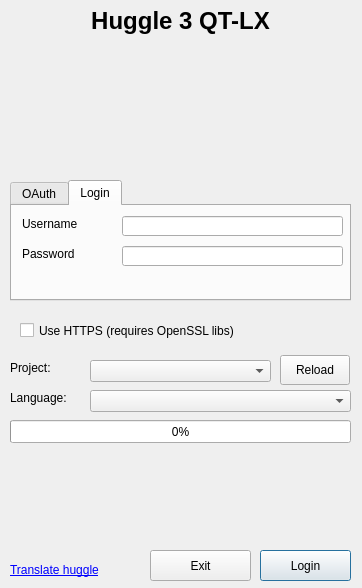
First picture: the form in huggle/login.ui, repository huggle/huggle3-qt-lx, before the edit.
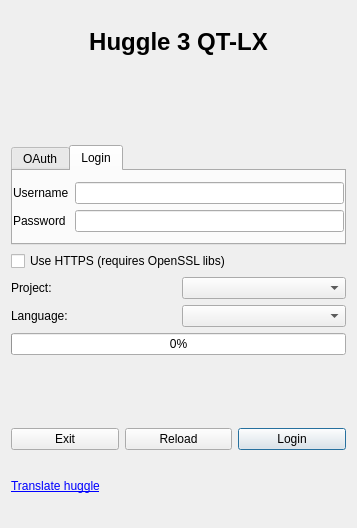
Second picture: the form after the edit. Icons and pictures are not drawn.

Patch:
```diff
--- a/huggle/login.ui
+++ b/huggle/login.ui
@@ -6,26 +6,26 @@
    <rect>
     <x>0</x>
     <y>0</y>
-    <width>362</width>
-    <height>588</height>
+    <width>357</width>
+    <height>528</height>
    </rect>
   </property>
   <property name="sizePolicy">
-   <sizepolicy hsizetype="Fixed" vsizetype="Fixed">
+   <sizepolicy hsizetype="Preferred" vsizetype="Preferred">
     <horstretch>0</horstretch>
     <verstretch>0</verstretch>
    </sizepolicy>
   </property>
   <property name="minimumSize">
    <size>
-    <width>362</width>
-    <height>588</height>
+    <width>300</width>
+    <height>480</height>
    </size>
   </property>
   <property name="maximumSize">
    <size>
-    <width>362</width>
-    <height>588</height>
+    <width>600</width>
+    <height>800</height>
    </size>
   </property>
   <property name="windowTitle">
@@ -35,302 +35,266 @@
    <iconset resource="pictures.qrc">
     <normaloff>:/huggle/pictures/Resources/huggle3_newlogo.ico</normaloff>:/huggle/pictures/Resources/huggle3_newlogo.ico</iconset>
   </property>
-  <widget class="QLabel" name="label">
-   <property name="geometry">
-    <rect>
-     <x>120</x>
-     <y>50</y>
-     <width>121</width>
-     <height>131</height>
-    </rect>
-   </property>
-   <property name="text">
-    <string/>
-   </property>
-   <property name="pixmap">
-    <pixmap resource="pictures.qrc">:/huggle/pictures/Resources/huggle3_newlogo.png</pixmap>
-   </property>
-  </widget>
-  <widget class="QLabel" name="label_5">
-   <property name="geometry">
-    <rect>
-     <x>10</x>
-     <y>390</y>
-     <width>91</width>
-     <height>16</height>
-    </rect>
-   </property>
-   <property name="text">
-    <string notr="true">Language:</string>
-   </property>
-  </widget>
-  <widget class="QProgressBar" name="progressBar">
-   <property name="geometry">
-    <rect>
-     <x>10</x>
-     <y>420</y>
-     <width>341</width>
-     <height>23</height>
-    </rect>
-   </property>
-   <property name="value">
-    <number>0</number>
-   </property>
-  </widget>
-  <widget class="QLabel" name="label_6">
-   <property name="geometry">
-    <rect>
-     <x>10</x>
-     <y>450</y>
-     <width>351</width>
-     <height>91</height>
-    </rect>
-   </property>
-   <property name="text">
-    <string/>
-   </property>
-   <property name="wordWrap">
-    <bool>true</bool>
-   </property>
-   <property name="textInteractionFlags">
-    <set>Qt::LinksAccessibleByMouse|Qt::TextSelectableByKeyboard|Qt::TextSelectableByMouse</set>
-   </property>
-  </widget>
-  <widget class="QPushButton" name="ButtonOK">
-   <property name="geometry">
-    <rect>
-     <x>260</x>
-     <y>550</y>
-     <width>91</width>
-     <height>31</height>
-    </rect>
-   </property>
-   <property name="text">
-    <string notr="true">Login</string>
-   </property>
-   <property name="default">
-    <bool>true</bool>
-   </property>
-  </widget>
-  <widget class="QPushButton" name="ButtonExit">
-   <property name="geometry">
-    <rect>
-     <x>150</x>
-     <y>550</y>
-     <width>101</width>
-     <height>31</height>
-    </rect>
-   </property>
-   <property name="text">
-    <string notr="true">Exit</string>
-   </property>
-  </widget>
-  <widget class="QComboBox" name="Project">
-   <property name="geometry">
-    <rect>
-     <x>90</x>
-     <y>360</y>
-     <width>181</width>
-     <height>22</height>
-    </rect>
-   </property>
-  </widget>
-  <widget class="QComboBox" name="Language">
-   <property name="geometry">
-    <rect>
-     <x>90</x>
-     <y>390</y>
-     <width>261</width>
-     <height>22</height>
-    </rect>
-   </property>
-  </widget>
-  <widget class="QTabWidget" name="tabWidget">
-   <property name="geometry">
-    <rect>
-     <x>10</x>
-     <y>180</y>
-     <width>341</width>
-     <height>121</height>
-    </rect>
-   </property>
-   <property name="currentIndex">
-    <number>1</number>
-   </property>
-   <widget class="QWidget" name="tab">
-    <attribute name="title">
-     <string>OAuth</string>
-    </attribute>
-    <widget class="QLabel" name="label_2">
-     <property name="geometry">
-      <rect>
-       <x>10</x>
-       <y>20</y>
-       <width>91</width>
-       <height>16</height>
-      </rect>
+  <layout class="QVBoxLayout" name="verticalLayout">
+   <item>
+    <widget class="QLabel" name="label_10">
+     <property name="font">
+      <font>
+       <pointsize>18</pointsize>
+       <weight>75</weight>
+       <bold>true</bold>
+      </font>
      </property>
      <property name="text">
-      <string>Username:</string>
+      <string>Huggle 3 QT-LX</string>
      </property>
-    </widget>
-    <widget class="QLineEdit" name="lineEdit_oauth_username">
-     <property name="geometry">
-      <rect>
-       <x>120</x>
-       <y>20</y>
-       <width>201</width>
-       <height>20</height>
-      </rect>
+     <property name="alignment">
+      <set>Qt::AlignCenter</set>
      </property>
     </widget>
-    <widget class="QLabel" name="label_8">
-     <property name="geometry">
-      <rect>
-       <x>10</x>
-       <y>70</y>
-       <width>311</width>
-       <height>16</height>
-      </rect>
-     </property>
+   </item>
+   <item>
+    <widget class="QLabel" name="label">
      <property name="text">
-      <string>This method is not supported in this moment</string>
+      <string/>
      </property>
-    </widget>
-   </widget>
-   <widget class="QWidget" name="tab_2">
-    <attribute name="title">
-     <string>Login</string>
-    </attribute>
-    <widget class="QLineEdit" name="lineEdit_username">
-     <property name="geometry">
-      <rect>
-       <x>110</x>
-       <y>10</y>
-       <width>221</width>
-       <height>20</height>
-      </rect>
+     <property name="pixmap">
+      <pixmap resource="pictures.qrc">:/huggle/pictures/Resources/huggle3_newlogo.png</pixmap>
      </property>
+     <property name="alignment">
+      <set>Qt::AlignCenter</set>
+     </property>
     </widget>
-    <widget class="QLineEdit" name="lineEdit_password">
-     <property name="geometry">
-      <rect>
-       <x>110</x>
-       <y>40</y>
-       <width>221</width>
-       <height>20</height>
-      </rect>
+   </item>
+   <item>
+    <widget class="QTabWidget" name="tabWidget">
+     <property name="sizePolicy">
+      <sizepolicy hsizetype="Preferred" vsizetype="Preferred">
+       <horstretch>0</horstretch>
+       <verstretch>0</verstretch>
+      </sizepolicy>
      </property>
-     <property name="echoMode">
-      <enum>QLineEdit::Password</enum>
+     <property name="minimumSize">
+      <size>
+       <width>0</width>
+       <height>100</height>
+      </size>
      </property>
-    </widget>
-    <widget class="QLabel" name="label_3">
-     <property name="geometry">
-      <rect>
-       <x>10</x>
-       <y>10</y>
-       <width>91</width>
-       <height>16</height>
-      </rect>
+     <property name="maximumSize">
+      <size>
+       <width>16777215</width>
+       <height>120</height>
+      </size>
      </property>
+     <property name="currentIndex">
+      <number>1</number>
+     </property>
+     <widget class="QWidget" name="tab">
+      <attribute name="title">
+       <string>OAuth</string>
+      </attribute>
+      <layout class="QVBoxLayout" name="verticalLayout_2">
+       <property name="spacing">
+        <number>8</number>
+       </property>
+       <property name="leftMargin">
+        <number>0</number>
+       </property>
+       <property name="topMargin">
+        <number>0</number>
+       </property>
+       <property name="rightMargin">
+        <number>0</number>
+       </property>
+       <property name="bottomMargin">
+        <number>0</number>
+       </property>
+       <item>
+        <layout class="QHBoxLayout" name="horizontalLayout_4">
+         <property name="leftMargin">
+          <number>0</number>
+         </property>
+         <property name="topMargin">
+          <number>2</number>
+         </property>
+         <item>
+          <widget class="QLabel" name="label_2">
+           <property name="text">
+            <string>Username:</string>
+           </property>
+          </widget>
+         </item>
+         <item>
+          <widget class="QLineEdit" name="lineEdit_oauth_username"/>
+         </item>
+        </layout>
+       </item>
+       <item>
+        <widget class="QLabel" name="label_8">
+         <property name="text">
+          <string>This method is not supported in this moment</string>
+         </property>
+        </widget>
+       </item>
+      </layout>
+     </widget>
+     <widget class="QWidget" name="tab_2">
+      <attribute name="title">
+       <string>Login</string>
+      </attribute>
+      <layout class="QVBoxLayout" name="verticalLayout_3">
+       <property name="spacing">
+        <number>8</number>
+       </property>
+       <property name="leftMargin">
+        <number>0</number>
+       </property>
+       <property name="topMargin">
+        <number>0</number>
+       </property>
+       <property name="rightMargin">
+        <number>0</number>
+       </property>
+       <property name="bottomMargin">
+        <number>0</number>
+       </property>
+       <item>
+        <layout class="QGridLayout" name="gridLayout">
+         <property name="leftMargin">
+          <number>0</number>
+         </property>
+         <property name="topMargin">
+          <number>0</number>
+         </property>
+         <property name="rightMargin">
+          <number>0</number>
+         </property>
+         <property name="bottomMargin">
+          <number>0</number>
+         </property>
+         <property name="spacing">
+          <number>6</number>
+         </property>
+         <item row="0" column="0">
+          <widget class="QLabel" name="label_3">
+           <property name="text">
+            <string notr="true">Username</string>
+           </property>
+          </widget>
+         </item>
+         <item row="0" column="1">
+          <widget class="QLineEdit" name="lineEdit_username"/>
+         </item>
+         <item row="1" column="0">
+          <widget class="QLabel" name="label_7">
+           <property name="text">
+            <string notr="true">Password</string>
+           </property>
+          </widget>
+         </item>
+         <item row="1" column="1">
+          <widget class="QLineEdit" name="lineEdit_password">
+           <property name="echoMode">
+            <enum>QLineEdit::Password</enum>
+           </property>
+          </widget>
+         </item>
+        </layout>
+       </item>
+      </layout>
+     </widget>
+    </widget>
+   </item>
+   <item>
+    <widget class="QCheckBox" name="checkBox">
      <property name="text">
-      <string notr="true">Username</string>
+      <string>Use HTTPS (requires OpenSSL libs)</string>
      </property>
     </widget>
-    <widget class="QLabel" name="label_7">
-     <property name="geometry">
-      <rect>
-       <x>10</x>
-       <y>40</y>
-       <width>91</width>
-       <height>16</height>
-      </rect>
+   </item>
+   <item>
+    <layout class="QGridLayout" name="gridLayout_2">
+     <item row="0" column="0">
+      <widget class="QLabel" name="label_4">
+       <property name="text">
+        <string notr="true">Project:</string>
+       </property>
+      </widget>
+     </item>
+     <item row="0" column="1">
+      <widget class="QComboBox" name="Project"/>
+     </item>
+     <item row="1" column="0">
+      <widget class="QLabel" name="label_5">
+       <property name="text">
+        <string notr="true">Language:</string>
+       </property>
+      </widget>
+     </item>
+     <item row="1" column="1">
+      <widget class="QComboBox" name="Language"/>
+     </item>
+    </layout>
+   </item>
+   <item>
+    <widget class="QProgressBar" name="progressBar">
+     <property name="value">
+      <number>0</number>
      </property>
+    </widget>
+   </item>
+   <item>
+    <widget class="QLabel" name="label_6">
      <property name="text">
-      <string notr="true">Password</string>
+      <string/>
      </property>
+     <property name="wordWrap">
+      <bool>true</bool>
+     </property>
+     <property name="textInteractionFlags">
+      <set>Qt::LinksAccessibleByMouse|Qt::TextSelectableByKeyboard|Qt::TextSelectableByMouse</set>
+     </property>
     </widget>
-   </widget>
-  </widget>
-  <widget class="QLabel" name="label_4">
-   <property name="geometry">
-    <rect>
-     <x>10</x>
-     <y>360</y>
-     <width>91</width>
-     <height>16</height>
-    </rect>
-   </property>
-   <property name="text">
-    <string notr="true">Project:</string>
-   </property>
-  </widget>
-  <widget class="QCheckBox" name="checkBox">
-   <property name="geometry">
-    <rect>
-     <x>20</x>
-     <y>310</y>
-     <width>321</width>
-     <height>41</height>
-    </rect>
-   </property>
-   <property name="text">
-    <string>Use HTTPS (requires OpenSSL libs)</string>
-   </property>
-  </widget>
-  <widget class="QLabel" name="label_9">
-   <property name="geometry">
-    <rect>
-     <x>10</x>
-     <y>560</y>
-     <width>121</width>
-     <height>21</height>
-    </rect>
-   </property>
-   <property name="text">
-    <string notr="true">&lt;html&gt;&lt;head/&gt;&lt;body&gt;&lt;p&gt;&lt;a href=&quot;http://meta.wikimedia.org/wiki/Huggle/Localization&quot;&gt;&lt;span style=&quot; text-decoration: underline; color:#0000ff;&quot;&gt;Translate huggle&lt;/span&gt;&lt;/a&gt;&lt;/p&gt;&lt;/body&gt;&lt;/html&gt;</string>
-   </property>
-  </widget>
-  <widget class="QLabel" name="label_10">
-   <property name="geometry">
-    <rect>
-     <x>50</x>
-     <y>0</y>
-     <width>261</width>
-     <height>41</height>
-    </rect>
-   </property>
-   <property name="font">
-    <font>
-     <pointsize>18</pointsize>
-     <weight>75</weight>
-     <bold>true</bold>
-    </font>
-   </property>
-   <property name="text">
-    <string>Huggle 3 QT-LX</string>
-   </property>
-   <property name="alignment">
-    <set>Qt::AlignCenter</set>
-   </property>
-  </widget>
-  <widget class="QPushButton" name="pushButton">
-   <property name="geometry">
-    <rect>
-     <x>280</x>
-     <y>355</y>
-     <width>70</width>
-     <height>30</height>
-    </rect>
-   </property>
-   <property name="toolTip">
-    <string>Download a list of wikis where huggle is enabled from internet</string>
-   </property>
-   <property name="text">
-    <string notr="true">Reload</string>
-   </property>
-  </widget>
+   </item>
+   <item>
+    <layout class="QHBoxLayout" name="horizontalLayout_3">
+     <item>
+      <widget class="QPushButton" name="ButtonExit">
+       <property name="text">
+        <string notr="true">Exit</string>
+       </property>
+      </widget>
+     </item>
+     <item>
+      <widget class="QPushButton" name="pushButton">
+       <property name="toolTip">
+        <string>Download a list of wikis where huggle is enabled from internet</string>
+       </property>
+       <property name="text">
+        <string notr="true">Reload</string>
+       </property>
+      </widget>
+     </item>
+     <item>
+      <widget class="QPushButton" name="ButtonOK">
+       <property name="text">
+        <string notr="true">Login</string>
+       </property>
+       <property name="default">
+        <bool>true</bool>
+       </property>
+      </widget>
+     </item>
+    </layout>
+   </item>
+   <item>
+    <widget class="QLabel" name="label_9">
+     <property name="text">
+      <string notr="true">&lt;html&gt;&lt;head/&gt;&lt;body&gt;&lt;p&gt;&lt;a href=&quot;http://meta.wikimedia.org/wiki/Huggle/Localization&quot;&gt;&lt;span style=&quot; text-decoration: underline; color:#0000ff;&quot;&gt;Translate huggle&lt;/span&gt;&lt;/a&gt;&lt;/p&gt;&lt;/body&gt;&lt;/html&gt;</string>
+     </property>
+    </widget>
+   </item>
+  </layout>
  </widget>
  <resources>
   <include location="pictures.qrc"/>
```
